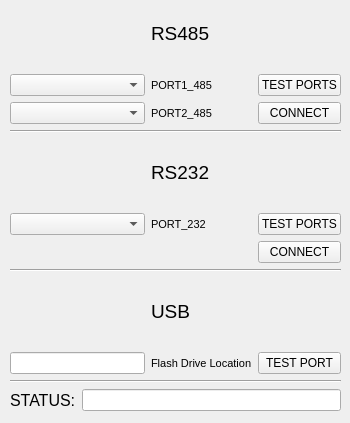
Before: the Qt Designer form resources/test_serial.ui in DimAuto/Comm-Tester, drawn with Qt 5.
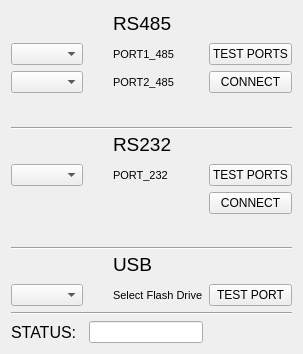
After: the same form once the commit is applied.

```diff
--- a/resources/test_serial.ui
+++ b/resources/test_serial.ui
@@ -6,8 +6,8 @@
    <rect>
     <x>0</x>
     <y>0</y>
-    <width>350</width>
-    <height>423</height>
+    <width>303</width>
+    <height>354</height>
    </rect>
   </property>
   <property name="windowTitle">
@@ -16,15 +16,6 @@
   <property name="layoutDirection">
    <enum>Qt::LeftToRight</enum>
   </property>
-  <widget class="QWidget" name="">
-   <property name="geometry">
-    <rect>
-     <x>10</x>
-     <y>0</y>
-     <width>331</width>
-     <height>411</height>
-    </rect>
-   </property>
    <layout class="QGridLayout" name="gridLayout">
     <item row="0" column="2">
      <widget class="QLabel" name="label_2">
@@ -33,7 +24,7 @@
       </property>
      </widget>
     </item>
-    <item row="1" column="0" colspan="2">
+   <item row="1" column="0">
      <widget class="QComboBox" name="comboBox"/>
     </item>
     <item row="1" column="2">
@@ -55,7 +46,7 @@
       </property>
      </widget>
     </item>
-    <item row="2" column="0" colspan="2">
+   <item row="2" column="0">
      <widget class="QComboBox" name="comboBox_2"/>
     </item>
     <item row="2" column="2">
@@ -83,7 +74,7 @@
       </property>
      </widget>
     </item>
-    <item row="3" column="0" colspan="4">
+   <item row="3" column="0" rowspan="2" colspan="4">
      <widget class="Line" name="line_3">
       <property name="orientation">
        <enum>Qt::Horizontal</enum>
@@ -97,7 +88,7 @@
       </property>
      </widget>
     </item>
-    <item row="5" column="0" colspan="2">
+   <item row="5" column="0">
      <widget class="QComboBox" name="comboBox_3"/>
     </item>
     <item row="5" column="2">
@@ -132,7 +123,7 @@
       </property>
      </widget>
     </item>
-    <item row="7" column="0" colspan="4">
+   <item row="7" column="0" rowspan="2" colspan="4">
      <widget class="Line" name="line">
       <property name="orientation">
        <enum>Qt::Horizontal</enum>
@@ -146,8 +137,8 @@
       </property>
      </widget>
     </item>
-    <item row="9" column="0" colspan="2">
-     <widget class="QLineEdit" name="lineEdit_2"/>
+   <item row="9" column="0">
+    <widget class="QComboBox" name="comboBox_4"/>
     </item>
     <item row="9" column="2">
      <widget class="QLabel" name="label_8">
@@ -157,7 +148,7 @@
        </font>
       </property>
       <property name="text">
-       <string>Flash Drive Location</string>
+      <string>Select Flash Drive</string>
       </property>
      </widget>
     </item>
@@ -187,11 +178,10 @@
       </property>
      </widget>
     </item>
-    <item row="11" column="1" colspan="3">
+   <item row="11" column="1" colspan="2">
      <widget class="QLineEdit" name="lineEdit"/>
     </item>
    </layout>
-  </widget>
  </widget>
  <resources/>
  <connections/>
```
Lines whose indentation alone changed are shown as unchanged.
